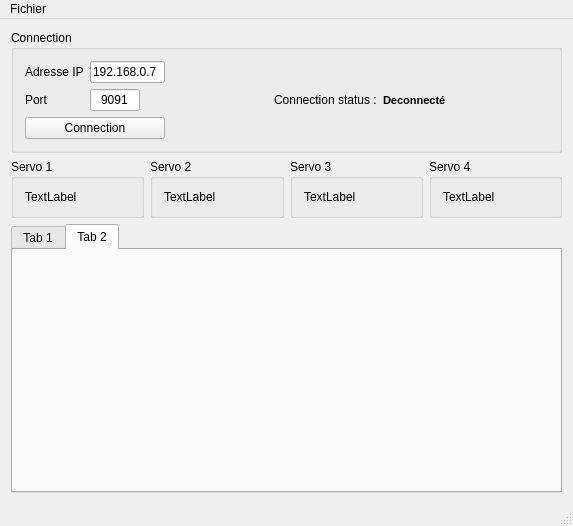
Aebiluc/PMD, file Bateau/Bateau_client/mainwindow.ui: the form before one commit.
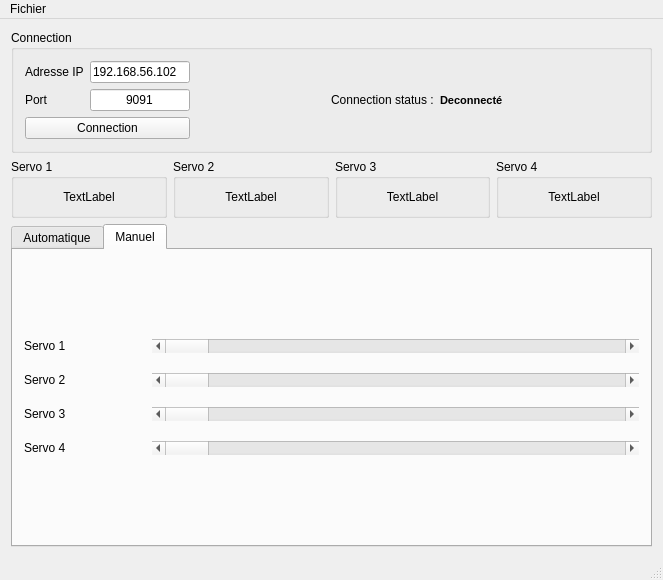
The form after the commit.

Commit message: Mise en place du monde manuel

```diff
--- a/Bateau/Bateau_client/mainwindow.ui
+++ b/Bateau/Bateau_client/mainwindow.ui
@@ -9,8 +9,8 @@
    <rect>
     <x>0</x>
     <y>0</y>
-    <width>573</width>
-    <height>526</height>
+    <width>663</width>
+    <height>580</height>
    </rect>
   </property>
   <property name="minimumSize">
@@ -53,12 +53,12 @@
               <widget class="QLineEdit" name="adresseIPLineEdit">
                <property name="maximumSize">
                 <size>
-                 <width>75</width>
+                 <width>100</width>
                  <height>16777215</height>
                 </size>
                </property>
                <property name="text">
-                <string>192.168.0.7</string>
+                <string>192.168.56.102</string>
                </property>
               </widget>
              </item>
@@ -73,7 +73,7 @@
               <widget class="QLineEdit" name="portLineEdit">
                <property name="maximumSize">
                 <size>
-                 <width>50</width>
+                 <width>100</width>
                  <height>16777215</height>
                 </size>
                </property>
@@ -90,9 +90,15 @@
              </item>
              <item row="2" column="0" colspan="2">
               <widget class="QPushButton" name="BtConnexion">
+               <property name="minimumSize">
+                <size>
+                 <width>143</width>
+                 <height>0</height>
+                </size>
+               </property>
                <property name="maximumSize">
                 <size>
-                 <width>200</width>
+                 <width>170</width>
                  <height>16777215</height>
                 </size>
                </property>
@@ -187,10 +193,13 @@
         </property>
         <layout class="QVBoxLayout" name="verticalLayout_4">
          <item>
-          <widget class="QLabel" name="label_3">
+          <widget class="QLabel" name="label_servo_1">
            <property name="text">
             <string>TextLabel</string>
            </property>
+           <property name="alignment">
+            <set>Qt::AlignCenter</set>
+           </property>
           </widget>
          </item>
         </layout>
@@ -209,10 +218,13 @@
         </property>
         <layout class="QVBoxLayout" name="verticalLayout_5">
          <item>
-          <widget class="QLabel" name="label_4">
+          <widget class="QLabel" name="label_servo_2">
            <property name="text">
             <string>TextLabel</string>
            </property>
+           <property name="alignment">
+            <set>Qt::AlignCenter</set>
+           </property>
           </widget>
          </item>
         </layout>
@@ -231,10 +243,13 @@
         </property>
         <layout class="QVBoxLayout" name="verticalLayout_6">
          <item>
-          <widget class="QLabel" name="label_5">
+          <widget class="QLabel" name="label_servo_3">
            <property name="text">
             <string>TextLabel</string>
            </property>
+           <property name="alignment">
+            <set>Qt::AlignCenter</set>
+           </property>
           </widget>
          </item>
         </layout>
@@ -257,6 +272,9 @@
            <property name="text">
             <string>TextLabel</string>
            </property>
+           <property name="alignment">
+            <set>Qt::AlignCenter</set>
+           </property>
           </widget>
          </item>
         </layout>
@@ -276,14 +294,79 @@
         </property>
         <widget class="QWidget" name="tab">
          <attribute name="title">
-          <string>Tab 1</string>
+          <string>Automatique</string>
          </attribute>
          <zorder>horizontalLayoutWidget_2</zorder>
         </widget>
         <widget class="QWidget" name="tab_2">
          <attribute name="title">
-          <string>Tab 2</string>
+          <string>Manuel</string>
          </attribute>
+         <layout class="QVBoxLayout" name="verticalLayout_8">
+          <item>
+           <layout class="QGridLayout" name="gridLayout" rowstretch="0,0,0,0" columnstretch="1,4" rowminimumheight="0,0,0,0">
+            <property name="verticalSpacing">
+             <number>20</number>
+            </property>
+            <item row="2" column="1">
+             <widget class="QScrollBar" name="Scroll_servo_3">
+              <property name="orientation">
+               <enum>Qt::Horizontal</enum>
+              </property>
+             </widget>
+            </item>
+            <item row="0" column="0">
+             <widget class="QLabel" name="label_2">
+              <property name="text">
+               <string>Servo 1</string>
+              </property>
+             </widget>
+            </item>
+            <item row="1" column="1">
+             <widget class="QScrollBar" name="Scroll_servo_2">
+              <property name="orientation">
+               <enum>Qt::Horizontal</enum>
+              </property>
+             </widget>
+            </item>
+            <item row="0" column="1">
+             <widget class="QScrollBar" name="Scroll_servo_1">
+              <property name="orientation">
+               <enum>Qt::Horizontal</enum>
+              </property>
+             </widget>
+            </item>
+            <item row="3" column="1">
+             <widget class="QScrollBar" name="Scroll_servo_4">
+              <property name="orientation">
+               <enum>Qt::Horizontal</enum>
+              </property>
+             </widget>
+            </item>
+            <item row="1" column="0">
+             <widget class="QLabel" name="label_3">
+              <property name="text">
+               <string>Servo 2</string>
+              </property>
+             </widget>
+            </item>
+            <item row="2" column="0">
+             <widget class="QLabel" name="label_4">
+              <property name="text">
+               <string>Servo 3</string>
+              </property>
+             </widget>
+            </item>
+            <item row="3" column="0">
+             <widget class="QLabel" name="label_5">
+              <property name="text">
+               <string>Servo 4</string>
+              </property>
+             </widget>
+            </item>
+           </layout>
+          </item>
+         </layout>
         </widget>
        </widget>
       </item>
@@ -296,8 +379,8 @@
     <rect>
      <x>0</x>
      <y>0</y>
-     <width>573</width>
-     <height>21</height>
+     <width>663</width>
+     <height>26</height>
     </rect>
    </property>
    <widget class="QMenu" name="menuQuitter">
```
Left out of the diff: 3 changed lines with no effect on the pictures. The commit also changes 3 other files.
